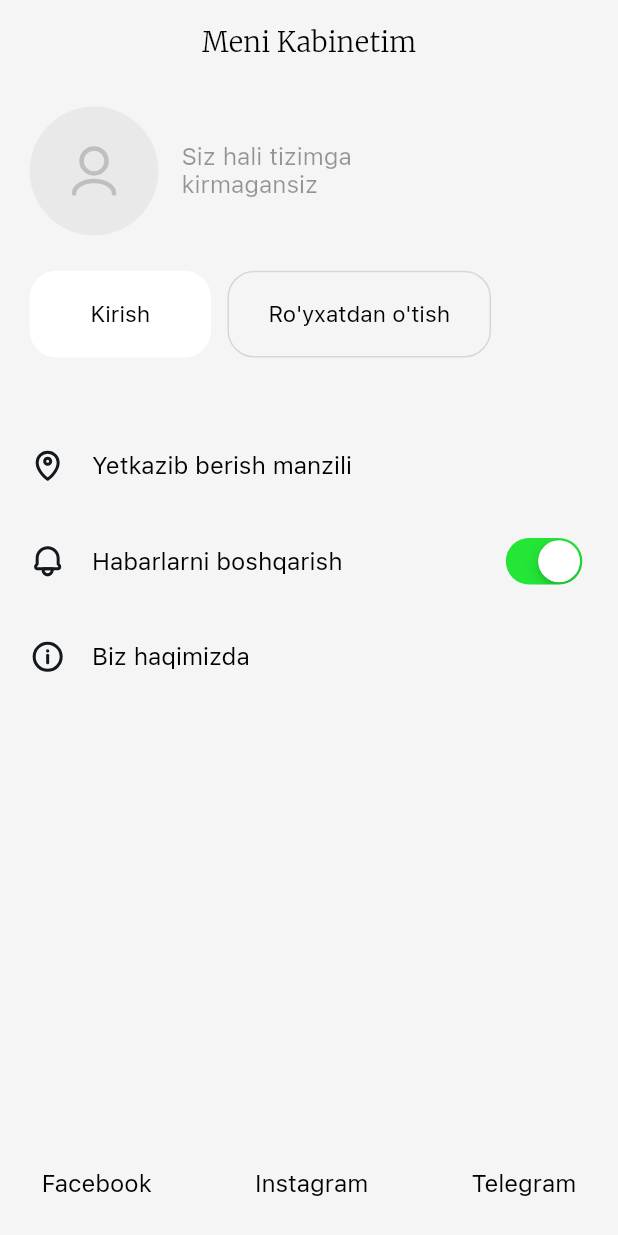
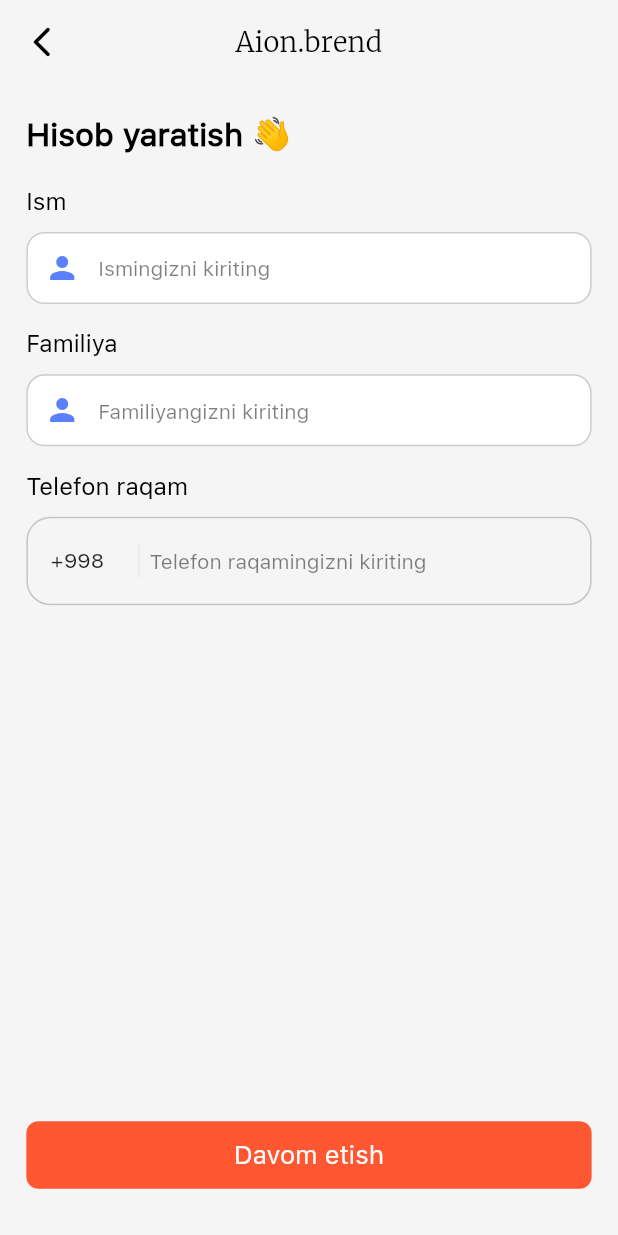
Before and after one commit to AsadbekAbdumajidov/aion_brend, a Flutter app: the ProfilePassive screen opened directly, after a tap on "Ro'yxatdan o'tish", on a phone screen of 412 x 824 dp. Run offline on Flutter 3.47's test engine with Material 2 defaults, Android fonts, the phone set to English and light mode, and no system bars; drawn by our look-alikes of country_code_picker; our stand-ins replace animate_do, cached_network_image, carousel_slider, equatable, flutter_bloc, flutter_svg and 4 more; missing offline and left inert: connectivity_plus_web, cubit_form, cupertino_tabbar, dart:ffi, image_picker_for_web; network calls fail.

Commit message:
The registration page design is complete

```diff
--- a/lib/core/components/app_bar.dart
+++ b/lib/core/components/app_bar.dart
@@ -17,6 +17,7 @@ class HomeAppBar {
     this.leftIcon,
   });
   getBar(context) {
+
     return AppBar(
       leading: IconButton(
           splashRadius: he(20),
--- a/lib/core/constants/app_colors.dart
+++ b/lib/core/constants/app_colors.dart
@@ -12,4 +12,5 @@ class AppColors {
   Color white = Colors.white;
   Color blue = const Color(0xFF5A80FE);
   Color green =const Color(0xFF23E637);
+  Color red =  Colors.red;
 }
--- a/lib/core/router/app_pages.dart
+++ b/lib/core/router/app_pages.dart
@@ -12,6 +12,7 @@ import 'package:aion/views/order_description/order_desciption_page.dart';
 import 'package:aion/views/orders/orders_page.dart';
 import 'package:aion/views/search/search_page.dart';
 import 'package:aion/views/setting_page/setting_page.dart';
+import 'package:aion/views/sign_up/sign_up.dart';
 import 'package:aion/views/subcategory/subcategory.dart';
 import 'package:flutter/material.dart';
 
@@ -51,6 +52,8 @@ class Routes {
         return simpleRoute(const OrderDescription());
       case AppRoutes.cardEdit:
         return simpleRoute(const CardEdit());
+        case AppRoutes.signUp:
+        return simpleRoute(const SignUpPage());
     }
     return null;
   }
--- a/lib/core/router/app_routes.dart
+++ b/lib/core/router/app_routes.dart
@@ -1,6 +1,3 @@
-
-import 'package:aion/views/order_description/order_desciption_page.dart';
-
 class AppRoutes {
   static const splash = '/';
   static const navBar = '/navBar';
@@ -18,4 +15,5 @@ class AppRoutes {
   static const subcategory = "/subcategory";
   static const orderDescription = "/orderDescription";
   static const cardEdit = "/cardEdit";
+  static const signUp = "/signUp";
 }
--- a/lib/core/widgets/text_form_field/text_form_field.dart
+++ b/lib/core/widgets/text_form_field/text_form_field.dart
@@ -49,8 +49,8 @@ class CustomTextField extends StatelessWidget {
       decoration: InputDecoration(
         contentPadding: EdgeInsets.symmetric(horizontal: wi(16)),
         suffixIcon: suffixIcon,
-        prefixIcon: prefixIcon,
-        hintStyle: AppTextStyles.instance.styleW400S15BlackOpacity04,
+        prefixIcon:prefixIcon,
+        hintStyle: AppTextStyles.instance.styleW500S13BlackWith05,
         hintText: hintText,
         filled: true,
         fillColor: fillColor ?? Colors.white,
@@ -67,7 +67,7 @@ class CustomTextField extends StatelessWidget {
         focusedBorder: OutlineInputBorder(
           borderRadius: const BorderRadius.all(Radius.circular(12)),
           borderSide: BorderSide(
-            color: AppColors.instance.blue.withOpacity(0.7),
+            color: AppColors.instance.blue.withOpacity(0.5),
             width: 1.2,
           ),
         ),
@@ -75,14 +75,15 @@ class CustomTextField extends StatelessWidget {
           borderRadius: const BorderRadius.all(Radius.circular(12)),
           borderSide: BorderSide(color: AppColors.instance.black),
         ),
+
       ),
     );
   }
 }
 
 class SimpleTextField extends StatelessWidget {
-  SimpleTextField(
-      {Key? key,
+  SimpleTextField({
+    Key? key,
     required this.onChange,
     required this.hintText,
     this.validator,
@@ -90,8 +91,7 @@ class SimpleTextField extends StatelessWidget {
     this.initialValue,
     this.textEditingController,
     this.maxLenght,
-     })
-      : super(key: key);
+  }) : super(key: key);
 
   final TextEditingController? textEditingController;
   final Function(String value) onChange;
@@ -115,3 +115,71 @@ class SimpleTextField extends StatelessWidget {
     );
   }
 }
+
+class CustomPrefixTextField extends StatelessWidget {
+  CustomPrefixTextField(
+      {Key? key,
+      required this.textEditingController,
+      required this.onChange,
+      required this.hintText,
+      required this.prefixIcon,
+      this.suffixIcon,
+      this.obscure,
+      this.textInputAction,
+      this.fillColor,
+      required this.textInputType,
+      this.validator})
+      : super(key: key);
+
+  final TextEditingController textEditingController;
+  final Function(String value) onChange;
+  final String hintText;
+  final Widget prefixIcon;
+  final Widget? suffixIcon;
+  final bool? obscure;final Color? fillColor;
+  final TextInputAction? textInputAction;
+  final TextInputType textInputType;
+  FormFieldValidator<String>? validator;
+  @override
+  Widget build(BuildContext context) {
+    return TextFormField(
+      validator: validator,
+      style: AppTextStyles.instance.styleW400S15Black
+          .copyWith(fontWeight: FontWeight.w400),
+      obscureText: obscure ?? false,
+      textInputAction: textInputAction,
+      onChanged: onChange,
+      controller: textEditingController,
+      keyboardType: textInputType,
+      decoration: InputDecoration(
+        prefixIcon: prefixIcon,
+        suffixIcon: suffixIcon,
+        fillColor: fillColor ?? Colors.white,
+        hintStyle: AppTextStyles.instance.styleW500S13BlackWith05,
+        hintText: hintText,
+        border: const OutlineInputBorder(
+          borderRadius: BorderRadius.all(Radius.circular(16)),
+          borderSide: BorderSide(),
+        ),
+        enabledBorder:  OutlineInputBorder(
+          borderRadius:const BorderRadius.all(Radius.circular(16)),
+          borderSide: BorderSide(
+            color: AppColors.instance.black.withOpacity(0.2),
+          ),
+        ),
+        focusedBorder:  OutlineInputBorder(
+          borderRadius:const BorderRadius.all(Radius.circular(16)),
+          borderSide: BorderSide(
+            color:  AppColors.instance.blue.withOpacity(0.5),
+
+          ),
+        ),
+        disabledBorder:  OutlineInputBorder(
+          borderRadius:const BorderRadius.all(Radius.circular(16)),
+          borderSide: BorderSide(color: AppColors.instance.black),
+        ),
+
+      ),
+    );
+  }
+}
--- a/lib/cubit/nav_bar/nav_bar_cubit.dart
+++ b/lib/cubit/nav_bar/nav_bar_cubit.dart
@@ -2,7 +2,6 @@ import 'package:aion/views/tabs/cart/cart_page.dart';
 import 'package:aion/views/tabs/explore/explore_page.dart';
 import 'package:aion/views/tabs/favorite/favorite_page.dart';
 import 'package:aion/views/tabs/home/home_page.dart';
-import 'package:aion/views/tabs/profile_active/profile_page.dart';
 import 'package:aion/views/tabs/profile_passive/profile_page.dart';
 import 'package:flutter_bloc/flutter_bloc.dart';
 import 'package:aion/cubit/nav_bar/nav_bar_state.dart';
--- a/lib/views/card_edit/cards_edit.dart
+++ b/lib/views/card_edit/cards_edit.dart
@@ -1,5 +1,4 @@
 import 'package:aion/core/components/app_bar.dart';
-import 'package:aion/core/constants/app_colors.dart';
 import 'package:aion/core/constants/app_decoration.dart';
 import 'package:aion/core/constants/app_style.dart';
 import 'package:aion/core/utils/size_konfig.dart';
--- a/lib/views/setting_page/setting_page.dart
+++ b/lib/views/setting_page/setting_page.dart
@@ -142,11 +142,11 @@ class _SettingPageState extends State<SettingPage> {
   }
 
   imageGaleryAddFireStore() async {
-    final XFile? image =
-        await _picker.pickImage(source: ImageSource.gallery).then((value) {
+    await _picker.pickImage(source: ImageSource.gallery).then((value) {
       setState(() {
         picture = File(value!.path);
       });
+      return null;
     });
   }
 }
--- /dev/null
+++ b/lib/views/sign_up/sign_up.dart
@@ -0,0 +1,103 @@
+import 'dart:ffi';
+
+import 'package:aion/core/components/app_bar.dart';
+import 'package:aion/core/constants/app_colors.dart';
+import 'package:aion/core/constants/app_style.dart';
+import 'package:aion/core/utils/size_konfig.dart';
+import 'package:aion/core/widgets/custom_button/custom_button.dart';
+import 'package:aion/core/widgets/text_form_field/text_form_field.dart';
+import 'package:aion/views/sign_up/widget/phone_number_widget.dart';
+import 'package:flutter/material.dart';
+
+class SignUpPage extends StatefulWidget {
+  const SignUpPage({Key? key}) : super(key: key);
+
+  @override
+  State<SignUpPage> createState() => _SignUpPageState();
+}
+
+class _SignUpPageState extends State<SignUpPage> {
+  @override
+  void dispose() {
+    super.dispose();
+    phoneController.dispose();
+  }
+
+  final formKey = GlobalKey<FormState>();
+  final phoneController = TextEditingController();
+  final fNameController = TextEditingController();
+  final lNameController = TextEditingController();
+  @override
+  Widget build(BuildContext context) {
+    return Scaffold(
+      appBar: HomeAppBar(
+          title: "Aion.brend",
+          leftIcon: Icons.arrow_back_ios_new_rounded,
+          leftOntap: () {
+            Navigator.pop(context);
+          }).getBar(context),
+      body: SafeArea(
+        child: Padding(
+          padding: EdgeInsets.symmetric(horizontal: wi(16)),
+          child: Column(
+            mainAxisAlignment: MainAxisAlignment.spaceBetween,
+            children: [
+              Form(
+                key: formKey,
+                child: Column(
+                  crossAxisAlignment: CrossAxisAlignment.start,
+                  children: [
+                    Padding(
+                        padding: EdgeInsets.symmetric(vertical: he(20)),
+                        child: Text('Hisob yaratish 👋',
+                            style: AppTextStyles.instance.stylew800S20Black)),
+                    Text("Ism",
+                        style: AppTextStyles.instance.styleW400S15Black),
+                    Padding(
+                      padding: EdgeInsets.only(top: he(10), bottom: he(16)),
+                      child: CustomTextField(
+                        validator: ((v) =>
+                            v == "" ? "Ismingizni bo'sh qoldirmang" : null),
+                        hintText: "Ismingizni kiriting",
+                        textEditingController: fNameController,
+                        textInputAction: TextInputAction.next,
+                        prefixIcon:
+                            Icon(Icons.person, color: AppColors.instance.blue),
+                        onChange: (String value) {},
+                      ),
+                    ),
+                    Text("Familiya",
+                        style: AppTextStyles.instance.styleW400S15Black),
+                    Padding(
+                      padding: EdgeInsets.only(top: he(10), bottom: he(16)),
+                      child: CustomTextField(
+                        validator: ((v) =>
+                            v == "" ? "Ismingizni bo'sh qoldirmang" : null),
+                        hintText: "Familiyangizni kiriting",
+                        textEditingController: lNameController,
+                        textInputAction: TextInputAction.done,
+                        prefixIcon:
+                            Icon(Icons.person, color: AppColors.instance.blue),
+                        onChange: (String value) {},
+                      ),
+                    ),
+                    PhoneNumberwidget(phoneController: phoneController),
+                  ],
+                ),
+              ),
+              Padding(
+                padding: const EdgeInsets.only(bottom: 30),
+                child: CustomButton(
+                  title: "Davom etish",
+                  onTap: () {
+                    if (formKey.currentState!.validate()) {}
+                  },
+                ),
+              ),
+            ],
+          ),
+        ),
+      ),
+    );
+  }
+}
--- /dev/null
+++ b/lib/views/sign_up/widget/phone_number_widget.dart
@@ -0,0 +1,57 @@
+import 'package:aion/core/constants/app_colors.dart';
+import 'package:aion/core/constants/app_style.dart';
+import 'package:aion/core/utils/size_konfig.dart';
+import 'package:aion/core/widgets/text_form_field/text_form_field.dart';
+import 'package:country_code_picker/country_code_picker.dart';
+import 'package:flutter/material.dart';
+
+class PhoneNumberwidget extends StatelessWidget {
+  const PhoneNumberwidget({Key? key, required this.phoneController})
+      : super(key: key);
+  final TextEditingController phoneController;
+  @override
+  Widget build(BuildContext context) {
+    return Column(
+      crossAxisAlignment: CrossAxisAlignment.start,
+      children: [
+        Text("Telefon raqam",
+              style: AppTextStyles.instance.styleW400S15Black),
+        Padding(
+          padding:  EdgeInsets.only(top: he(10),bottom: he(16)),
+          child: CustomPrefixTextField(
+            validator: (v) {
+              if (v!.isEmpty) {
+                return "Raqamingizni bo'sh qoldirmang";
+              }
+              return null;
+            },
+            hintText: "Telefon raqamingizni kiriting",
+            fillColor: AppColors.instance.white,
+            textEditingController: phoneController,
+            textInputAction: TextInputAction.done,
+            textInputType: TextInputType.phone,
+            onChange: (String value) {},
+            prefixIcon: Row(
+              mainAxisSize: MainAxisSize.min,
+              children: [
+                CountryCodePicker(
+                  onChanged: (code) {},
+                  initialSelection: 'Uz',
+                  favorite: const ['+998', "Uz"],
+                  showFlag: false,
+                  onInit: (code) {},
+                ),
+                Padding(
+                  padding:  EdgeInsets.symmetric(horizontal: wi(6)),
+                  child: Container(height: he(21), width: wi(1), color: AppColors.instance.grey),
+                ),
+              ],
+            ),
+
+
+          ),
+        ),
+      ],
+    );
+  }
+}
--- a/lib/views/tabs/profile_active/profile_page.dart
+++ b/lib/views/tabs/profile_active/profile_page.dart
@@ -5,7 +5,6 @@ import 'package:aion/core/constants/app_style.dart';
 import 'package:aion/core/router/app_routes.dart';
 import 'package:aion/core/utils/size_konfig.dart';
 import 'package:aion/views/tabs/profile_active/_widget/title_button_widget.dart';
-import 'package:aion/views/tabs/profile_passive/_widget/text_button_widget.dart';
 import 'package:cached_network_image/cached_network_image.dart';
 import 'package:flutter/cupertino.dart';
 import 'package:flutter/material.dart';
--- a/lib/views/tabs/profile_passive/profile_page.dart
+++ b/lib/views/tabs/profile_passive/profile_page.dart
@@ -55,7 +55,9 @@ class ProfilePassive extends StatelessWidget {
                   OutlinedButton(
                       style: AppButtonStyle
                           .instance.buttonStyleRadius18TransparentW160H54,
-                      onPressed: () {},
+                      onPressed: () {
+                        Navigator.pushNamed(context, AppRoutes.signUp);
+                      },
                       child: Text("Ro'yxatdan o'tish",
                           style: AppTextStyles.instance.styleW500S14Black)),
                 ],
```
Also changed, not shown: pubspec.yaml (+13 -14 lines), 1 other file. Lines whose indentation alone changed are shown as unchanged.
